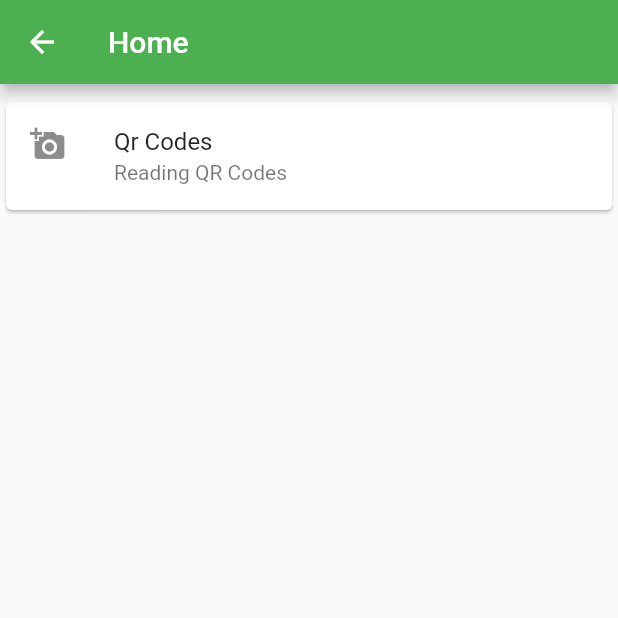
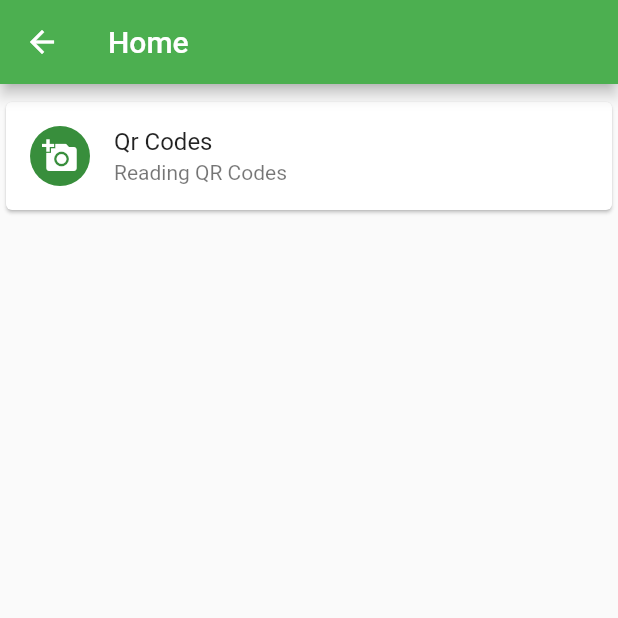
Before and after one commit to tomaszpolanski/FlutterSandbox, a Flutter app: the HomePage screen opened directly, on a phone screen of 412 x 824 dp, the top half of it. Run offline on Flutter 3.47's test engine with Material 2 defaults, Android fonts, the phone set to English and light mode, and no system bars; our stand-ins replace fluro, rxdart; missing offline and left inert: qrcode_reader; statements that could not run were skipped.

Commit message:
Adding hero animations

```diff
--- /dev/null
+++ b/lib/components/HeroIcon.dart
@@ -0,0 +1,16 @@
+import 'package:flutter/material.dart';
+
+
+class HeroIcon extends StatelessWidget {
+  HeroIcon(this.icon);
+
+  final IconData icon;
+
+  @override
+  Widget build(BuildContext context) {
+    return new Hero(
+      tag: icon,
+      child: new CircleAvatar(child: new Icon(icon, color: Colors.white)),
+    );
+  }
+}
--- a/lib/pages/HomePage.dart
+++ b/lib/pages/HomePage.dart
@@ -1,5 +1,6 @@
 import 'package:fluro/fluro.dart';
 import 'package:flutter/material.dart';
+import 'package:flutter_view/components/HeroIcon.dart';
 import 'package:flutter_view/routing/Routes.dart';
 
 class HomePage extends StatelessWidget {
@@ -15,7 +16,7 @@ class HomePage extends StatelessWidget {
         child: new ListTile(
           title: new Text(page.title),
           subtitle: new Text(page.description),
-          leading: new Icon(Icons.add_a_photo),
+          leading: new HeroIcon(Icons.add_a_photo),
           onTap: () {
             Routes.router.navigateTo(context, Routes.kQrCodesPage,
                 transition: TransitionType.native);
--- a/lib/pages/QrCodePage.dart
+++ b/lib/pages/QrCodePage.dart
@@ -1,6 +1,7 @@
 import 'dart:async';
 
 import 'package:flutter/material.dart';
+import 'package:flutter_view/components/HeroIcon.dart';
 import 'package:qrcode_reader/QRCodeReader.dart';
 
 
@@ -45,7 +46,7 @@ class _QrCodePageState extends State<QrCodePage> {
           });
         },
         tooltip: 'Reader the QRCode',
-        child: new Icon(Icons.add_a_photo),
+        child: new HeroIcon(Icons.add_a_photo),
       ),
     );
   }
```
Also changed, not shown: 1 other file.
